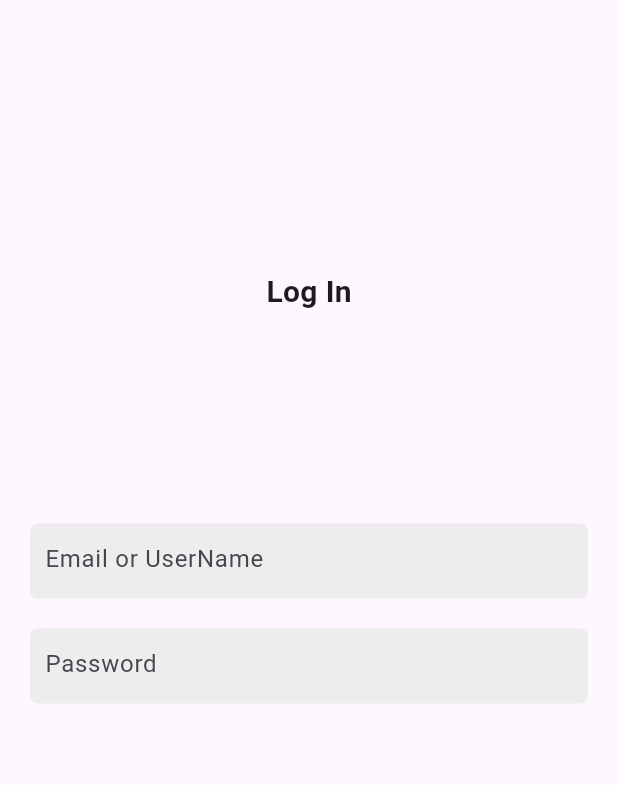
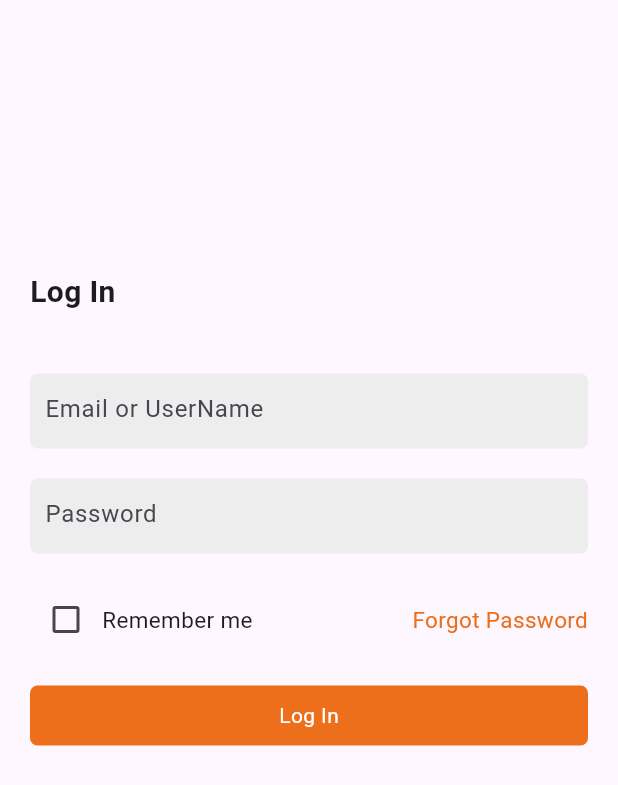
Before and after one commit to rishithamenush/foodPrime, a Flutter app: the LoginPage screen opened directly, on a phone screen of 412 x 824 dp. Shown: the top 785 px of the screen. Run offline on Flutter 3.47's test engine with Material 3 defaults, Android fonts, the phone set to English and light mode, and no system bars; missing offline and left inert: dart:ffi.

Commit message:
Update the Login Screen

```diff
--- a/lib/screens/auth/login_page.dart
+++ b/lib/screens/auth/login_page.dart
@@ -3,8 +3,11 @@ import 'dart:ffi';
 
 import 'package:flutter/cupertino.dart';
 import 'package:flutter/material.dart';
+import 'package:foodprime/theme/style.dart';
+import 'package:foodprime/widgets/button_container_widget.dart';
 
 import '../../widgets/form_container_widget.dart';
+import '../premium/premium_screen.dart';
 
 class LoginPage extends StatefulWidget {
   const LoginPage({super.key});
@@ -14,20 +17,46 @@ class LoginPage extends StatefulWidget {
 }
 
 class _LoginPageState extends State<LoginPage> {
+
+  bool _rememberMeCheckValue = false;
   @override
   Widget build(BuildContext context) {
     return Scaffold(
       body: Container(
         margin: const EdgeInsets.symmetric(horizontal: 20, vertical: 40),
-        child: Column(
+        child:  Column(
+          crossAxisAlignment: CrossAxisAlignment.start,
           children: [
             const SizedBox(height: 140,),
-            Text("Log In", style: TextStyle(fontSize: 20,fontWeight: FontWeight.bold),),
-             const SizedBox(height: 140,),
-            FormContainerWidget(hintText:"Email or UserName"),
+            const Text("Log In", style: TextStyle(fontSize: 20,fontWeight: FontWeight.bold),),
+            const SizedBox(height: 40,),
+            const FormContainerWidget(hintText:"Email or UserName"),
             const SizedBox(height: 20,),
-            FormContainerWidget(hintText: "Password"),
-            const SizedBox(height: 20,)
+            const FormContainerWidget(hintText: "Password"),
+            const SizedBox(height: 20,),
+            Row(
+              mainAxisAlignment: MainAxisAlignment.spaceBetween,
+              children: [
+                Row(
+                  children: [
+                    Checkbox(
+                      onChanged: (value){
+                        setState(() {
+                          _rememberMeCheckValue = value!;
+                        });
+                      },
+                      value: _rememberMeCheckValue,
+                    ),
+                    const Text("Remember me",style: TextStyle(fontSize: 15),),
+                  ],
+                ),
+                const Text("Forgot Password", style: TextStyle(color: primaryColorED6E1B, fontSize: 15),)
+              ],
+            ),
+            const SizedBox(height: 20,),
+            ButtonContainerWidget(title: "Log In", onTap: (){
+              Navigator.pushAndRemoveUntil(context, MaterialPageRoute(builder: (_) => PremiumScreen()), (route) => false);
+            },)
           ],
         ),
       ),
```
Also changed, not shown: lib/screens/premium/premium_screen.dart (added, +15 -0 lines).
